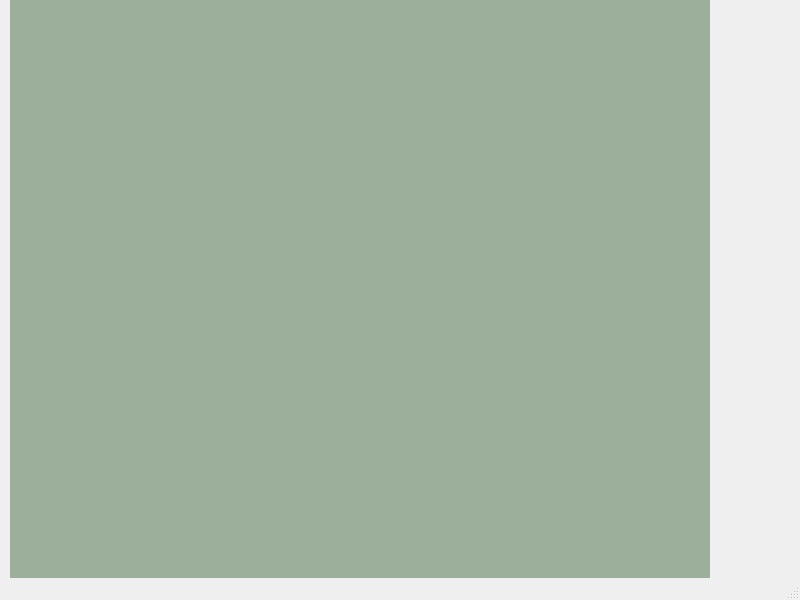
Before: the Qt Designer form RecipeDataSeeding/walkthrough.ui in bigdog765/qt-database, drawn with Qt 5.
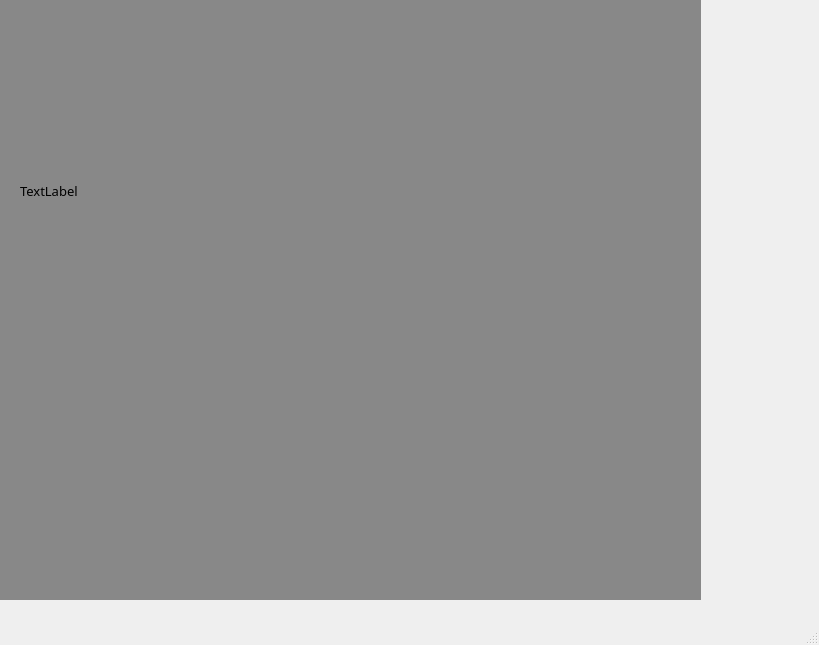
After: the same form once the commit is applied.

Patch:
```diff
--- a/RecipeDataSeeding/walkthrough.ui
+++ b/RecipeDataSeeding/walkthrough.ui
@@ -6,8 +6,8 @@
    <rect>
     <x>0</x>
     <y>0</y>
-    <width>800</width>
-    <height>600</height>
+    <width>819</width>
+    <height>645</height>
    </rect>
   </property>
   <property name="windowTitle">
@@ -17,18 +17,66 @@
    <widget class="QStackedWidget" name="stackedWidget">
     <property name="geometry">
      <rect>
-      <x>10</x>
+      <x>0</x>
       <y>0</y>
-      <width>700</width>
+      <width>701</width>
       <height>600</height>
      </rect>
     </property>
     <property name="styleSheet">
-     <string notr="true">background-color:rgb(155, 175, 155)</string>
+     <string notr="true">background-color: rgb(136, 136, 136)</string>
     </property>
-    <widget class="QWidget" name="page"/>
+    <widget class="QWidget" name="page">
+     <widget class="QLabel" name="steps">
+      <property name="geometry">
+       <rect>
+        <x>20</x>
+        <y>30</y>
+        <width>611</width>
+        <height>321</height>
+       </rect>
+      </property>
+      <property name="font">
+       <font>
+        <family>Yu Gothic</family>
+        <pointsize>10</pointsize>
+       </font>
+      </property>
+      <property name="text">
+       <string>TextLabel</string>
+      </property>
+      <property name="wordWrap">
+       <bool>true</bool>
+      </property>
+     </widget>
+    </widget>
     <widget class="QWidget" name="page_2"/>
    </widget>
+   <widget class="QWidget" name="verticalLayoutWidget">
+    <property name="geometry">
+     <rect>
+      <x>710</x>
+      <y>20</y>
+      <width>101</width>
+      <height>471</height>
+     </rect>
+    </property>
+    <layout class="QVBoxLayout" name="verticalLayout">
+     <item>
+      <spacer name="verticalSpacer">
+       <property name="orientation">
+        <enum>Qt::Vertical</enum>
+       </property>
+       <property name="sizeHint" stdset="0">
+        <size>
+         <width>20</width>
+         <height>40</height>
+        </size>
+       </property>
+      </spacer>
+     </item>
+    </layout>
+   </widget>
   </widget>
   <widget class="QMenuBar" name="menubar">
    <property name="geometry">
```
Left out of the diff: 2 changed lines with no effect on the pictures.
